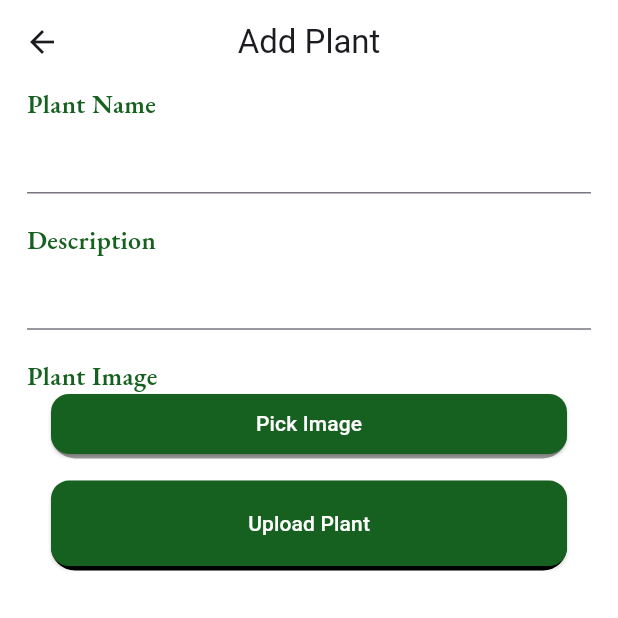
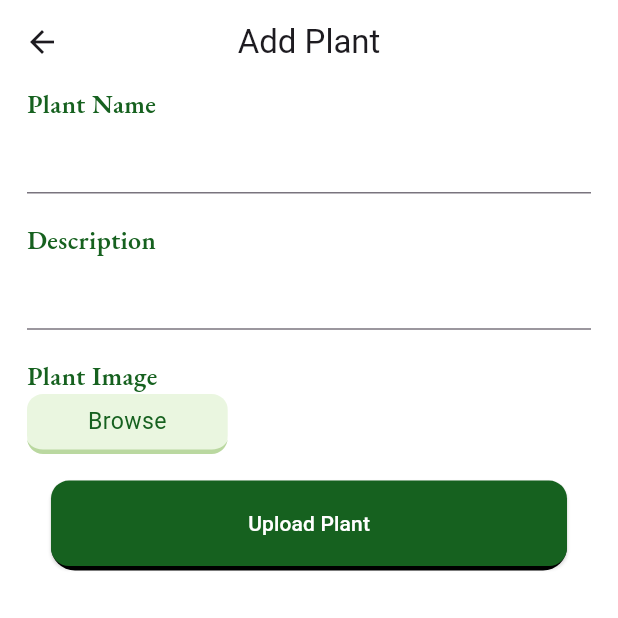
Before and after one commit to Sudarshan519/plantpal, a Flutter app: the HomeView screen opened by its route, after a tap on the "add" icon, on a phone screen of 412 x 824 dp, the top half of it. Run offline on Flutter 3.47's test engine with Material 3 defaults, Android fonts, the phone set to English and light mode, and no system bars; our stand-ins replace cloud_firestore, dartz, equatable, firebase_auth, firebase_core, firebase_storage and 8 more; missing offline and left inert: dart:ffi; accounts and stored records are empty; network calls fail.

Commit message:
button with loading

```diff
--- a/lib/app/features/auth/domain/repository/auth_service_interface.dart
+++ b/lib/app/features/auth/domain/repository/auth_repository.dart
@@ -2,7 +2,7 @@ import 'package:dartz/dartz.dart';
 import 'package:firebase_auth/firebase_auth.dart';
 import 'package:plantpal/app/core/failure/auth_failure.dart';
 
-abstract class AuthServiceInterface {
+abstract class AuthRepository {
   Stream<User?> get authStateChanges;
   User? get user;
 
--- a/lib/app/features/auth/domain/usecase/authentication_usecase.dart
+++ b/lib/app/features/auth/domain/usecase/authentication_usecase.dart
@@ -1,10 +1,10 @@
 import 'package:dartz/dartz.dart';
 import 'package:firebase_auth/firebase_auth.dart';
-import 'package:plantpal/app/features/auth/domain/repository/auth_service_interface.dart';
+import 'package:plantpal/app/features/auth/domain/repository/auth_repository.dart';
 import 'package:plantpal/app/features/auth/domain/usecase/auth_usecase_failure.dart';
 
 class AuthenticationUseCase {
-  final AuthServiceInterface _authService;
+  final AuthRepository _authService;
 
   AuthenticationUseCase(this._authService);
   User? currentUser() => _authService.user;
--- a/lib/app/features/auth/presentation/auth_controller.dart
+++ b/lib/app/features/auth/presentation/auth_controller.dart
@@ -38,6 +38,7 @@ class AuthController extends GetxController {
   }
 
   Future<void> signOut() async {
+    Get.reset(clearRouteBindings: true);
     await _authUseCase.signOut();
 
     _user = null;
--- a/lib/app/features/home/data/model/plant.dart
+++ b/lib/app/features/home/data/model/plant.dart
@@ -19,10 +19,10 @@ class PlantModel {
       QueryDocumentSnapshot<Map<String, dynamic>> json) {
     final data = json.data();
     id = json.id;
-    name = data['name'];
-    description = data['description'];
-    image = data['image'];
-    email = data['email'];
+    name = data['name'] ?? "";
+    description = data['description'] ?? "";
+    image = data['image'] ?? "";
+    email = data['email'] ?? "";
   }
 
   Map<String, dynamic> toJson() {
--- a/lib/app/features/home/presentation/plant_controller.dart
+++ b/lib/app/features/home/presentation/plant_controller.dart
@@ -14,7 +14,7 @@ class PlantController extends GetxController with StateMixin<List<PlantModel>> {
     loadPlants();
   }
 
-  void loadPlants() async {
+  Future<void> loadPlants() async {
     change(null, status: RxStatus.loading());
     try {
       var plants = await plantRepository.allPlants();
--- a/lib/app/init_services.dart
+++ b/lib/app/init_services.dart
@@ -1,7 +1,7 @@
 import 'package:firebase_auth/firebase_auth.dart';
 import 'package:firebase_core/firebase_core.dart';
 import 'package:get/get.dart';
-import 'package:plantpal/app/features/auth/domain/repository/auth_service_interface.dart';
+import 'package:plantpal/app/features/auth/domain/repository/auth_repository.dart';
 import 'package:plantpal/app/features/auth/domain/usecase/authentication_usecase.dart';
 import 'package:plantpal/app/features/auth/presentation/auth_controller.dart';
 import 'package:plantpal/app/routes/app_pages.dart';
--- a/lib/app/initial_bindings.dart
+++ b/lib/app/initial_bindings.dart
@@ -1,14 +1,13 @@
 import 'package:get/get.dart';
 import 'package:plantpal/app/features/auth/data/repository/auth_repository.dart';
-import 'package:plantpal/app/features/auth/domain/repository/auth_service_interface.dart';
+import 'package:plantpal/app/features/auth/domain/repository/auth_repository.dart';
 import 'package:plantpal/app/features/auth/domain/usecase/authentication_usecase.dart';
 import 'package:plantpal/app/features/auth/presentation/auth_controller.dart';
 
 class InitialBindings extends Bindings {
   @override
   void dependencies() {
-    Get.lazyPut<AuthServiceInterface>(
-        () => AuthRepositoryImpl() as AuthServiceInterface,
+    Get.lazyPut<AuthRepository>(() => AuthRepositoryImpl() as AuthRepository,
         fenix: true);
     Get.lazyPut<AuthController>(
         () => AuthController(
--- a/lib/app/modules/add_plant/views/add_plant_view.dart
+++ b/lib/app/modules/add_plant/views/add_plant_view.dart
@@ -4,6 +4,7 @@ import 'package:flutter_screenutil/flutter_screenutil.dart';
 import 'package:get/get.dart';
 import 'package:google_fonts/google_fonts.dart';
 import 'package:plantpal/app/core/constants.dart';
+import 'package:plantpal/app/modules/home/views/tabs/tabs.dart';
 import 'package:plantpal/app/modules/intro/views/intro_view.dart';
 import '../controllers/add_plant_controller.dart';
 
@@ -13,7 +14,7 @@ class AddPlantView extends GetView<AddPlantController> {
   Widget build(BuildContext context) {
     final name = TextEditingController();
     final description = TextEditingController();
-
+    final formKey = GlobalKey<FormState>();
     return Scaffold(
       appBar: AppBar(
         title: const Text('Add Plant'),
@@ -21,6 +22,8 @@ class AddPlantView extends GetView<AddPlantController> {
       ),
       body: SingleChildScrollView(
         padding: const EdgeInsets.symmetric(horizontal: 18.0),
+        child: Form(
+          key: formKey,
           child: Column(
             crossAxisAlignment: CrossAxisAlignment.start,
             children: [
@@ -44,9 +47,9 @@ class AddPlantView extends GetView<AddPlantController> {
                 label: "Plant Image",
                 child: SizedBox(
                   height: 40,
-                child: AppButton(
-                  color: Colors.grey,
-                  title: 'Pick Image',
+                  child: CustomButton(
+                    // color: Colors.grey,
+                    label: 'Browse',
                     onPressed: () async {
                       controller.uploadImage();
                     },
@@ -54,10 +57,10 @@ class AddPlantView extends GetView<AddPlantController> {
                 ),
               ),
               Obx(
-              () => controller.selectedImage.value == ''
+                () => controller.image_uploading.value
+                    ? const CircularProgressIndicator()
+                    : controller.selectedImage.value == ''
                         ? const SizedBox()
-                  : controller.image_uploading.value
-                      ? const CircularProgressIndicator()
                         : Image.network(
                             controller.selectedImage.value,
                             height: 300,
@@ -66,16 +69,24 @@ class AddPlantView extends GetView<AddPlantController> {
               SizedBox(
                 height: 20.h,
               ),
-            AppButton(
+              Obx(
+                () => AppButton(
                   title: "Upload Plant",
+                  child: controller.uploadingPlant.isTrue
+                      ? const CircularProgressIndicator()
+                      : null,
                   onPressed: () {
+                    if (formKey.currentState?.validate() == true) {
                       controller.uploadPlant(
                         name.text,
                         description.text,
                       );
+                    }
                   },
+                ),
               )
             ],
+          ),
         ),
       ),
     );
--- a/lib/app/modules/home/views/home_view.dart
+++ b/lib/app/modules/home/views/home_view.dart
@@ -15,8 +15,8 @@ class HomeView extends GetView<HomeController> {
   @override
   Widget build(BuildContext context) {
     /// nav
-    var bottomNav = Container(
-      padding: const EdgeInsets.all(8.0),
+    Widget bottomNav() => Container(
+          padding: REdgeInsets.all(8.0),
           decoration: BoxDecoration(
               color: Colors.white,
               border: Border(top: BorderSide(color: Colors.grey.shade200)),
@@ -67,9 +67,11 @@ class HomeView extends GetView<HomeController> {
       const Nursery(),
       const Profile(),
     ];
+
     return Scaffold(
+      extendBodyBehindAppBar: false,
       body: Obx(() => pages[controller.selectedNav]),
-      bottomNavigationBar: bottomNav,
+      bottomNavigationBar: bottomNav(),
       floatingActionButton: const FloatingActionWidget(),
     );
   }
@@ -153,15 +155,6 @@ class BackroundImage extends StatelessWidget {
   }
 }
 
-final plantModels = [
-  PlantModel(
-      name: 'Aloe Vera',
-      description:
-          "A plant with beautiful petal but protected with throne. Smell amazing with health benefit.....",
-      image:
-          "https://images.unsplash.com/photo-1485955900006-10f4d324d411?q=80&w=1172&auto=format&fit=crop&ixlib=rb-4.0.3&ixid=M3wxMjA3fDB8MHxwaG90by1wYWdlfHx8fGVufDB8fHx8fA%3D%3D")
-];
-
 class PlantComponent extends StatelessWidget {
   const PlantComponent({
     super.key,
@@ -187,6 +180,9 @@ class PlantComponent extends StatelessWidget {
                 child: Image.network(
                   plantModel.image ??
                       'https://images.unsplash.com/photo-1485955900006-10f4d324d411?q=80&w=1172&auto=format&fit=crop&ixlib=rb-4.0.3&ixid=M3wxMjA3fDB8MHxwaG90by1wYWdlfHx8fGVufDB8fHx8fA%3D%3D',
+                  errorBuilder: (_, error, stack) => Image.network(
+                    'https://images.unsplash.com/photo-1485955900006-10f4d324d411?q=80&w=1172&auto=format&fit=crop&ixlib=rb-4.0.3&ixid=M3wxMjA3fDB8MHxwaG90by1wYWdlfHx8fGVufDB8fHx8fA%3D%3D',
+                  ),
                   width: 114.w,
                   height: 107.h,
                   fit: BoxFit.cover,
--- a/lib/app/modules/home/views/tabs/my_plants.dart
+++ b/lib/app/modules/home/views/tabs/my_plants.dart
@@ -5,9 +5,11 @@ import 'package:get/get.dart';
 import 'package:google_fonts/google_fonts.dart';
 import 'package:plantpal/app/core/constants.dart';
 import 'package:plantpal/app/features/auth/presentation/auth_controller.dart';
+import 'package:plantpal/app/features/home/data/model/plant.dart';
 import 'package:plantpal/app/features/home/presentation/plant_controller.dart';
 import 'package:plantpal/app/modules/home/views/home_view.dart';
 import 'package:plantpal/app/modules/home/views/tabs/tabs.dart';
+import 'package:plantpal/app/routes/app_pages.dart';
 
 class MyPlant extends StatelessWidget {
   const MyPlant({
@@ -16,8 +18,12 @@ class MyPlant extends StatelessWidget {
 
   @override
   Widget build(BuildContext context) {
-    return SingleChildScrollView(
-      physics: NeverScrollableScrollPhysics(),
+    return RefreshIndicator(
+      onRefresh: () async {
+        final PlantController controller = Get.find();
+        await controller.loadPlants();
+      },
+      child: SingleChildScrollView(
         child: Column(
           children: [
             SizedBox(
@@ -37,11 +43,12 @@ class MyPlant extends StatelessWidget {
                   ),
                   const TodaysFact(),
                   SizedBox(height: 24.h),
-                MyPlants()
+                  const MyPlants()
                 ],
               ),
             ),
           ],
+        ),
       ),
     );
   }
@@ -104,21 +111,11 @@ class MyPlants extends StatelessWidget {
             style: TextStyle(fontSize: 18.sp, fontWeight: FontWeight.w400),
           ),
         ),
-        SizedBox(
-          height: 20.h,
-        ),
+        SizedBox(height: 20.h),
         controller.obx(
-          (state) => state?.isEmpty == true
-              ? const NoPlantsWidget()
-              : ListView.builder(
-                  padding: EdgeInsets.zero,
-                  shrinkWrap: true,
-                  itemCount: state?.length,
-                  itemBuilder: (_, i) => RPadding(
-                        padding: const EdgeInsets.only(
-                            left: 20, right: 20, bottom: 8),
-                        child: PlantComponent(plantModel: state![i]),
-                      )),
+          (plants) => plants?.isEmpty == true
+              ? const EmptyPlantsWidget()
+              : PlantLists(plants: plants ?? []),
           onError: (error) => Text(error ?? ''),
         ),
       ],
@@ -126,8 +123,28 @@ class MyPlants extends StatelessWidget {
   }
 }
 
-class NoPlantsWidget extends StatelessWidget {
-  const NoPlantsWidget({
+class PlantLists extends StatelessWidget {
+  const PlantLists({
+    super.key,
+    required this.plants,
+  });
+  final List<PlantModel> plants;
+  @override
+  Widget build(BuildContext context) {
+    return ListView.builder(
+        physics: NeverScrollableScrollPhysics(),
+        padding: EdgeInsets.zero,
+        shrinkWrap: true,
+        itemCount: plants.length,
+        itemBuilder: (_, i) => RPadding(
+              padding: const EdgeInsets.only(left: 20, right: 20, bottom: 8),
+              child: PlantComponent(plantModel: plants[i]),
+            ));
+  }
+}
+
+class EmptyPlantsWidget extends StatelessWidget {
+  const EmptyPlantsWidget({
     super.key,
   });
 
@@ -168,7 +185,9 @@ class NoPlantsWidget extends StatelessWidget {
                   ),
                   CustomButton(
                     label: 'Add Plant',
-                    onPressed: () {},
+                    onPressed: () {
+                      Get.toNamed(Routes.ADD_PLANT);
+                    },
                   ),
                 ],
               )
--- a/lib/app/modules/home/views/tabs/tabs.dart
+++ b/lib/app/modules/home/views/tabs/tabs.dart
@@ -43,7 +43,7 @@ class Profile extends StatelessWidget {
           tileColor: const Color(0xffECF8EC),
           onTap: () async {
             authController.signOut();
-            Get.toNamed(Routes.INTRO);
+            Get.toNamed(Routes.SIGNUP);
           },
           leading: const CircleAvatar(
             backgroundColor: const Color(0xffECF8EC),
@@ -82,7 +82,9 @@ class CustomButton extends StatelessWidget {
 
   @override
   Widget build(BuildContext context) {
-    return Container(
+    return InkWell(
+      onTap: onPressed,
+      child: Container(
           alignment: Alignment.center,
           height: 48.h,
           width: 139.w,
@@ -99,6 +101,7 @@ class CustomButton extends StatelessWidget {
               fontWeight: FontWeight.w400,
               color: const Color(0xff16611F),
             ),
-        ));
+          )),
+    );
   }
 }
--- a/lib/app/modules/intro/views/intro_view.dart
+++ b/lib/app/modules/intro/views/intro_view.dart
@@ -124,12 +124,14 @@ class AppButton extends StatelessWidget {
     this.icon,
     this.color,
     this.btnTextColor,
+    this.child,
   });
   final Widget? icon;
   final String title;
   final Function()? onPressed;
   final Color? color;
   final Color? btnTextColor;
+  final Widget? child;
   @override
   Widget build(BuildContext context) {
     return Container(
@@ -153,7 +155,8 @@ class AppButton extends StatelessWidget {
                     borderRadius: BorderRadius.circular(12),
                   )),
               onPressed: onPressed,
-              child: Text(title, style: const TextStyle(color: Colors.white)),
+              child: child ??
+                  Text(title, style: const TextStyle(color: Colors.white)),
             )
           : ElevatedButton.icon(
               style: ElevatedButton.styleFrom(
@@ -165,9 +168,11 @@ class AppButton extends StatelessWidget {
                   SvgPicture.asset('assets/svg/rocket-launch.svg',
                       height: 24.r, width: 24.r),
               onPressed: onPressed,
-              label: Text(title,
-                  style: TextStyle(
-                      color: btnTextColor ?? Colors.white, fontSize: 16.sp)),
+              label: child ??
+                  Text(title,
+                      style: TextStyle(
+                          color: btnTextColor ?? Colors.white,
+                          fontSize: 16.sp)),
             ),
     );
   }
--- a/lib/app/modules/signup/views/signup_view.dart
+++ b/lib/app/modules/signup/views/signup_view.dart
@@ -46,7 +46,6 @@ class SignupView extends GetView<SignupController> {
                       Get.snackbar("Error", left.message);
                     }, (right) => Get.toNamed(Routes.HOME));
                   });
-                  // Get.toNamed(Routes.HOME);
                 },
               ).animate(target: 1).fade(end: 0.8).scaleXY(end: 1),
             ),
--- a/lib/main.dart
+++ b/lib/main.dart
@@ -1,4 +1,3 @@
-import 'package:cloud_firestore/cloud_firestore.dart';
 import 'package:flutter/material.dart';
 
 import 'package:get/get.dart';
```
Also changed, not shown: lib/app/core/constants.dart (+15 -6 lines), lib/app/features/auth/data/repository/auth_repository.dart (+5 -3 lines), lib/app/modules/add_plant/controllers/add_plant_controller.dart (+5 -3 lines). Lines whose indentation alone changed are shown as unchanged.
